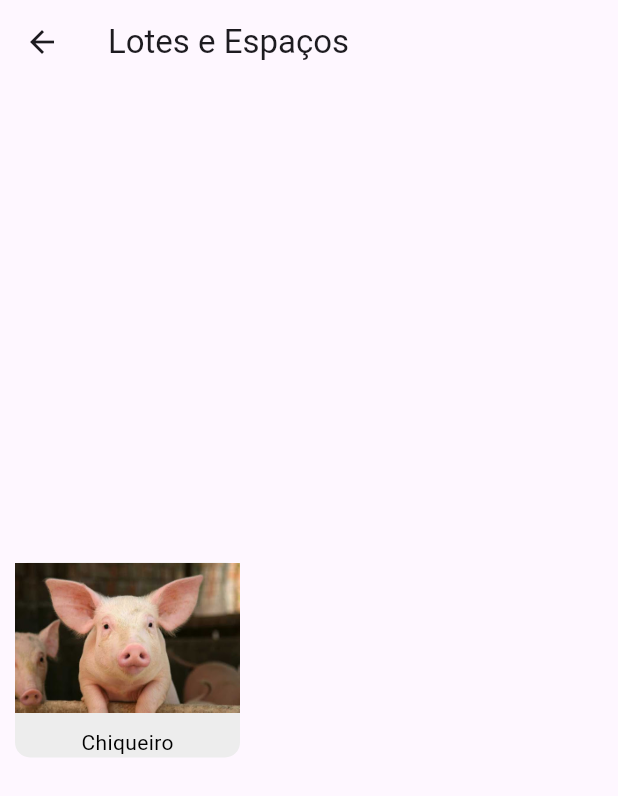
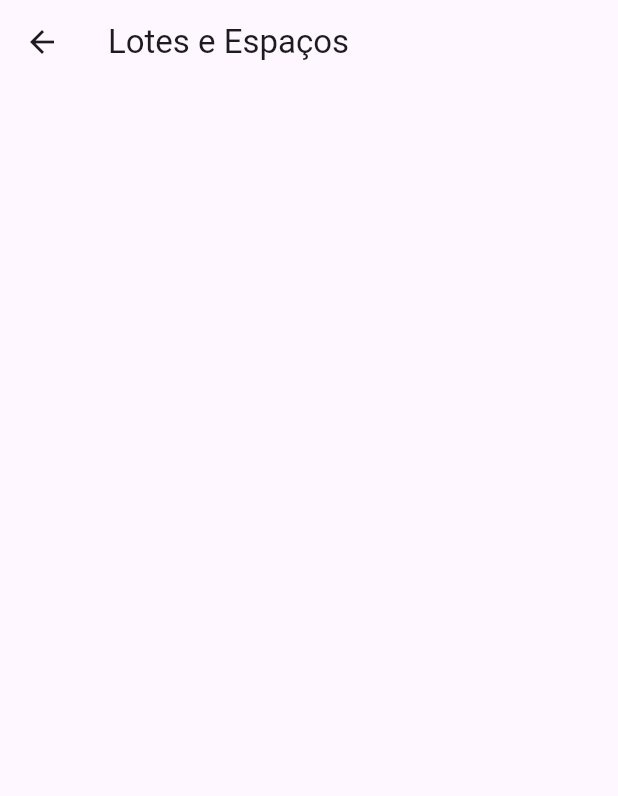
Before and after one commit to Erigeo/f01_projeto_u1, a Flutter app: the screen it shows after launch, after a tap on "Visualizar lotes e espaços", on a phone screen of 412 x 824 dp. Shown: the top 796 px of the screen. Run offline on Flutter 3.47's test engine with Material 2 defaults, Android fonts, the phone set to English and light mode, and no system bars.

Commit message:
Atualização em bugs visuais.

```diff
--- a/lib/components/list_places.dart
+++ b/lib/components/list_places.dart
@@ -69,7 +69,7 @@ class CardItem extends StatelessWidget {
           ),
           SizedBox(height: 10),
           Text(
-            place.name,
+            (place.name),
             style: TextStyle(color: Colors.black),
           ),
         ],
--- a/lib/main.dart
+++ b/lib/main.dart
@@ -92,9 +92,6 @@ class _MyHomePageState extends State<MyHomePage> {
 
   _MyHomePageState() {
     myPlaces = LocationProvider();
-    Place place1 = Place.initialize();
-
-    myPlaces.addLocation(place1);
   }
 
   @override
--- a/lib/models/animal.dart
+++ b/lib/models/animal.dart
@@ -1,5 +1,3 @@
-import 'dart:ui';
-
 import 'package:flutter/material.dart';
 
 class Animal {
@@ -42,5 +40,4 @@ class Animal {
         birthDate = "01/01/1990",
         originalPrice = 100,
         marketPrice = 3000;
-
 }
--- a/lib/screens/inside_place.dart
+++ b/lib/screens/inside_place.dart
@@ -60,7 +60,6 @@ class _InsidePlaceState extends State<InsidePlace> {
   }
 }
 
-
 class CustomListTile extends StatelessWidget {
   final Widget title;
 
@@ -70,8 +69,6 @@ class CustomListTile extends StatelessWidget {
   Widget build(BuildContext context) {
     // Defina a cor da bolinha aqui (por exemplo, sempre verde)
     Color ballColor = Colors.green;
-
-
 
     return Container(
       padding: EdgeInsets.symmetric(horizontal: 30.0, vertical: 16.0),
--- a/lib/screens/view_places.dart
+++ b/lib/screens/view_places.dart
@@ -1,6 +1,7 @@
 import 'package:f01_projeto_u1/models/location_provider.dart';
 import 'package:f01_projeto_u1/components/list_places.dart';
 import 'package:flutter/material.dart';
+import 'package:provider/provider.dart';
 
 class ViewPlaces extends StatelessWidget {
   const ViewPlaces({super.key});
@@ -8,16 +9,22 @@ class ViewPlaces extends StatelessWidget {
   @override
   Widget build(BuildContext context) {
     // Recupere os argumentos passados da tela anterior
-    final myPlaces =
-        ModalRoute.of(context)!.settings.arguments as LocationProvider;
+    //final myPlaces =
+    ModalRoute.of(context)!.settings.arguments as LocationProvider;
 
     return Scaffold(
       appBar: AppBar(
         title: Text('Lotes e Espaços'),
       ),
       body: Center(
-        child: ListPlaces(
-            myPlaces, ModalRoute.of(context)!.settings.name as String),
+        child: Consumer<LocationProvider>(
+          builder: (context, locationProvider, child) {
+            return ListPlaces(
+              locationProvider,
+              ModalRoute.of(context)!.settings.name as String,
+            );
+          },
+        ),
       ),
     );
   }
```
Also changed, not shown: lib/models/Place.dart (+3 -4 lines), lib/screens/insert_animal.dart (+11 -3 lines).
